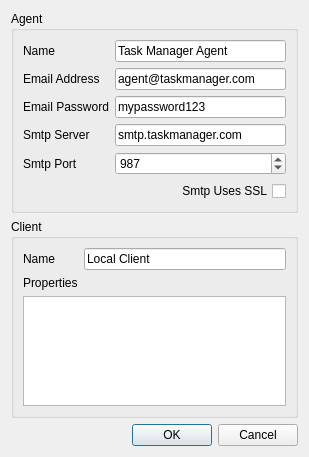
This is ConfigurationEditingTool/src/settingsdialog.ui in MickaelOnTheWave/GuimicK as Qt 5 draws it before an edit. The edited form follows.
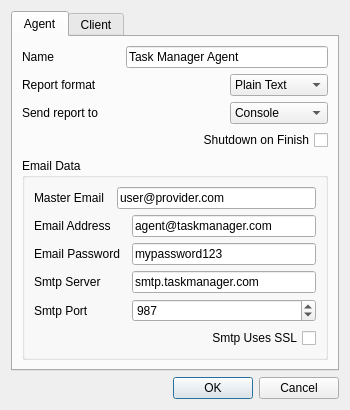
This is the edited form.

Commit message: Fixed bug where changes in Settings were not detected by Editor. Added Ui for changing global properties in configuration. Reorganized Settings UI. Added relevant access methods to configuration. Disabled TaskFeatureTests from global test suite : there is a crash on remote jobs but they are not relevant for now.

The edit to the form file:
```diff
--- a/ConfigurationEditingTool/src/settingsdialog.ui
+++ b/ConfigurationEditingTool/src/settingsdialog.ui
@@ -6,8 +6,8 @@
    <rect>
     <x>0</x>
     <y>0</y>
-    <width>309</width>
-    <height>457</height>
+    <width>350</width>
+    <height>395</height>
    </rect>
   </property>
   <property name="windowTitle">
@@ -15,11 +15,25 @@
   </property>
   <layout class="QVBoxLayout" name="verticalLayout">
    <item>
-    <widget class="QGroupBox" name="agentGroupBox">
-     <property name="title">
+    <widget class="QTabWidget" name="settingsWidget">
+     <property name="currentIndex">
+      <number>0</number>
+     </property>
+     <widget class="QWidget" name="agentTab">
+      <attribute name="title">
       <string>Agent</string>
-     </property>
-     <layout class="QGridLayout" name="gridLayout">
+      </attribute>
+      <layout class="QGridLayout" name="gridLayout_2">
+       <item row="3" column="0" colspan="3">
+        <widget class="QCheckBox" name="shutdownCheckBox">
+         <property name="layoutDirection">
+          <enum>Qt::RightToLeft</enum>
+         </property>
+         <property name="text">
+          <string>Shutdown on Finish</string>
+         </property>
+        </widget>
+       </item>
       <item row="0" column="0">
        <widget class="QLabel" name="label">
         <property name="text">
@@ -27,55 +41,132 @@
         </property>
        </widget>
       </item>
-      <item row="0" column="2">
+       <item row="2" column="2">
+        <widget class="QComboBox" name="reportDispatchBox">
+         <item>
+          <property name="text">
+           <string>Console</string>
+          </property>
+         </item>
+         <item>
+          <property name="text">
+           <string>Email</string>
+          </property>
+         </item>
+         <item>
+          <property name="text">
+           <string>Desktop</string>
+          </property>
+         </item>
+        </widget>
+       </item>
+       <item row="0" column="1" colspan="2">
        <widget class="QLineEdit" name="agentNameEdit">
         <property name="text">
          <string>Task Manager Agent</string>
         </property>
        </widget>
       </item>
-      <item row="1" column="0">
-       <widget class="QLabel" name="label_2">
-        <property name="text">
-         <string>Email Address</string>
-        </property>
-       </widget>
-      </item>
       <item row="1" column="2">
-       <widget class="QLineEdit" name="emailEdit">
+        <widget class="QComboBox" name="reportFormatBox">
+         <item>
         <property name="text">
-         <string>agent@taskmanager.com</string>
-        </property>
+           <string>Plain Text</string>
+          </property>
+         </item>
+         <item>
+          <property name="text">
+           <string>HTML</string>
+          </property>
+         </item>
        </widget>
       </item>
       <item row="2" column="0" colspan="2">
+        <widget class="QLabel" name="label_9">
+         <property name="text">
+          <string>Send report to</string>
+         </property>
+        </widget>
+       </item>
+       <item row="1" column="0" colspan="2">
+        <widget class="QLabel" name="label_8">
+         <property name="text">
+          <string>Report format</string>
+         </property>
+        </widget>
+       </item>
+       <item row="5" column="0" colspan="3">
+        <widget class="QGroupBox" name="emailGroupBox">
+         <property name="title">
+          <string>Email Data</string>
+         </property>
+         <layout class="QGridLayout" name="gridLayout">
+          <item row="2" column="0" colspan="3">
        <widget class="QLabel" name="label_3">
         <property name="text">
          <string>Email Password</string>
         </property>
        </widget>
       </item>
-      <item row="2" column="2">
+          <item row="5" column="2" colspan="2">
+           <widget class="QCheckBox" name="smtpSslCheckBox">
+            <property name="layoutDirection">
+             <enum>Qt::RightToLeft</enum>
+            </property>
+            <property name="text">
+             <string>Smtp Uses SSL</string>
+            </property>
+           </widget>
+          </item>
+          <item row="3" column="3">
+           <widget class="QLineEdit" name="smtpServerEdit">
+            <property name="text">
+             <string>smtp.taskmanager.com</string>
+            </property>
+           </widget>
+          </item>
+          <item row="1" column="3">
+           <widget class="QLineEdit" name="emailEdit">
+            <property name="text">
+             <string>agent@taskmanager.com</string>
+            </property>
+           </widget>
+          </item>
+          <item row="2" column="3">
        <widget class="QLineEdit" name="passwordEdit">
         <property name="text">
          <string>mypassword123</string>
         </property>
        </widget>
       </item>
-      <item row="3" column="0">
+          <item row="1" column="0" colspan="2">
+           <widget class="QLabel" name="label_2">
+            <property name="text">
+             <string>Email Address</string>
+            </property>
+           </widget>
+          </item>
+          <item row="0" column="0" colspan="2">
+           <widget class="QLabel" name="label_10">
+            <property name="text">
+             <string>Master Email</string>
+            </property>
+           </widget>
+          </item>
+          <item row="0" column="2" colspan="2">
+           <widget class="QLineEdit" name="masterEmailEdit">
+            <property name="text">
+             <string>user@provider.com</string>
+            </property>
+           </widget>
+          </item>
+          <item row="3" column="0" colspan="2">
        <widget class="QLabel" name="label_4">
         <property name="text">
          <string>Smtp Server</string>
         </property>
        </widget>
       </item>
-      <item row="3" column="2">
-       <widget class="QLineEdit" name="smtpServerEdit">
-        <property name="text">
-         <string>smtp.taskmanager.com</string>
-        </property>
-       </widget>
-      </item>
       <item row="4" column="0">
        <widget class="QLabel" name="label_5">
         <property name="text">
@@ -83,7 +174,7 @@
         </property>
        </widget>
       </item>
-      <item row="4" column="2">
+          <item row="4" column="3">
        <widget class="QSpinBox" name="smtpPortBox">
         <property name="maximum">
          <number>65535</number>
@@ -93,25 +184,29 @@
         </property>
        </widget>
       </item>
-      <item row="5" column="1" colspan="2">
-       <widget class="QCheckBox" name="smtpSslCheckBox">
-        <property name="layoutDirection">
-         <enum>Qt::RightToLeft</enum>
-        </property>
-        <property name="text">
-         <string>Smtp Uses SSL</string>
-        </property>
-       </widget>
+         </layout>
+        </widget>
+       </item>
+       <item row="4" column="0">
+        <spacer name="verticalSpacer">
+         <property name="orientation">
+          <enum>Qt::Vertical</enum>
+         </property>
+         <property name="sizeHint" stdset="0">
+          <size>
+           <width>20</width>
+           <height>40</height>
+          </size>
+         </property>
+        </spacer>
       </item>
      </layout>
     </widget>
-   </item>
-   <item>
-    <widget class="QGroupBox" name="clientGroupBox">
-     <property name="title">
+     <widget class="QWidget" name="clientTab">
+      <attribute name="title">
       <string>Client</string>
-     </property>
-     <layout class="QGridLayout" name="gridLayout_2">
+      </attribute>
+      <layout class="QGridLayout" name="gridLayout_3">
       <item row="0" column="0">
        <widget class="QLabel" name="label_6">
         <property name="text">
@@ -137,6 +232,7 @@
        <widget class="QTableView" name="propertiesView"/>
       </item>
      </layout>
+     </widget>
     </widget>
    </item>
    <item>
```
Lines whose indentation alone changed are shown as unchanged. The commit also changes 9 other files.
